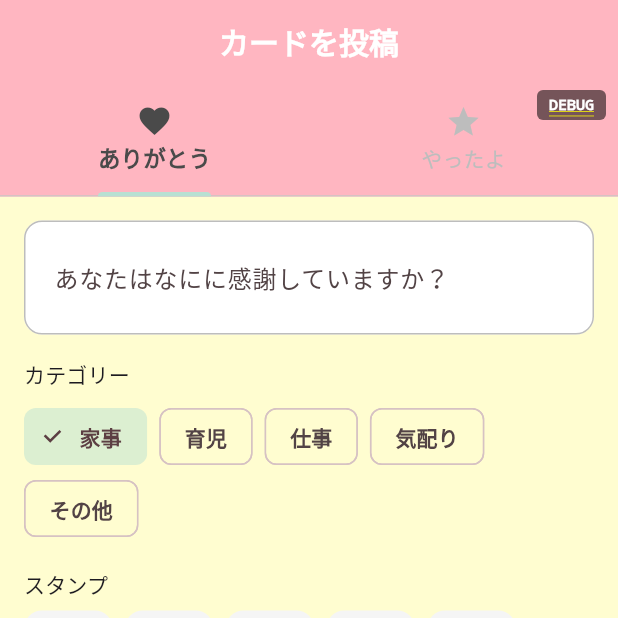
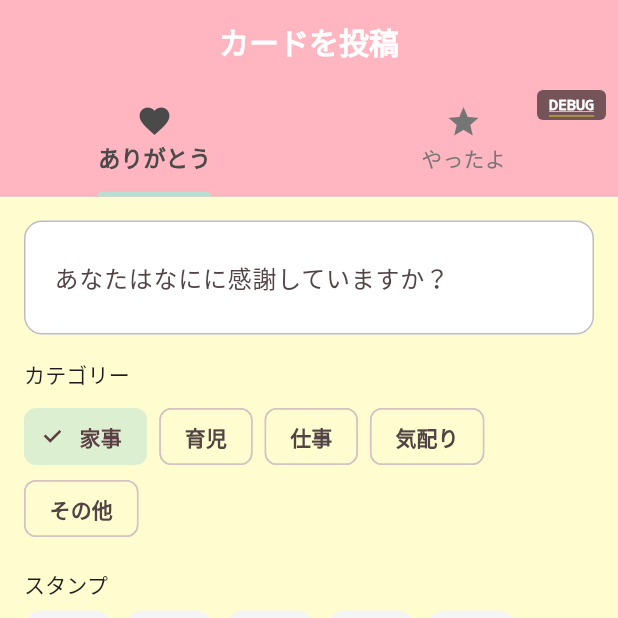
Before and after one commit to yhomas/cupple, a Flutter app: the PostCardScreen screen opened by its route, on a phone screen of 412 x 824 dp, the top half of it. Run offline on Flutter 3.47's test engine with Material 3 defaults, Android fonts, the phone set to English and light mode, and no system bars; our stand-ins replace cloud_firestore, firebase_auth, firebase_core, flutter_riverpod, go_router, google_fonts and 1 more; accounts and stored records are empty; generated files the repository leaves out were written again.

Commit message:
Darken unselected tab label color for better visibility

```diff
--- a/lib/features/cards/presentation/post_card_screen.dart
+++ b/lib/features/cards/presentation/post_card_screen.dart
@@ -110,7 +110,7 @@ class _PostCardScreenState extends ConsumerState<PostCardScreen>
         bottom: TabBar(
           controller: _tabController,
           labelColor: AppColors.darkText,
-          unselectedLabelColor: AppColors.mediumGray,
+          unselectedLabelColor: const Color(0xFF757575),
           labelStyle: const TextStyle(fontWeight: FontWeight.bold, fontSize: 15),
           unselectedLabelStyle: const TextStyle(fontWeight: FontWeight.normal, fontSize: 14),
           indicatorColor: AppColors.mintGreen,
```
Also changed, not shown: 1 other file.
